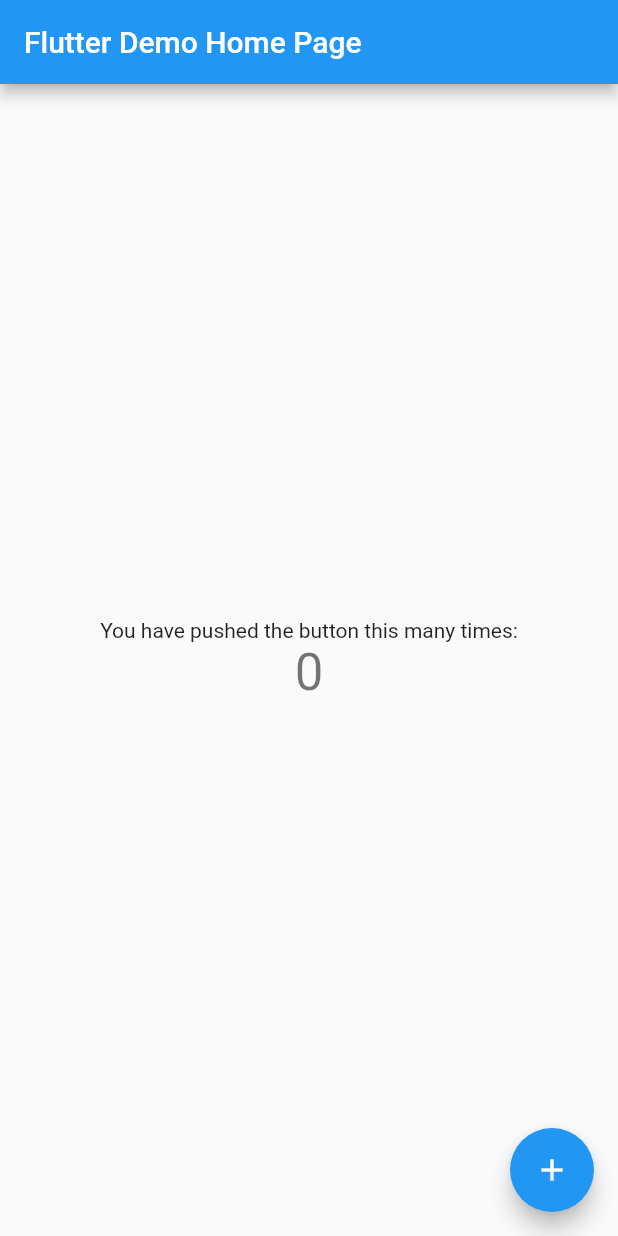
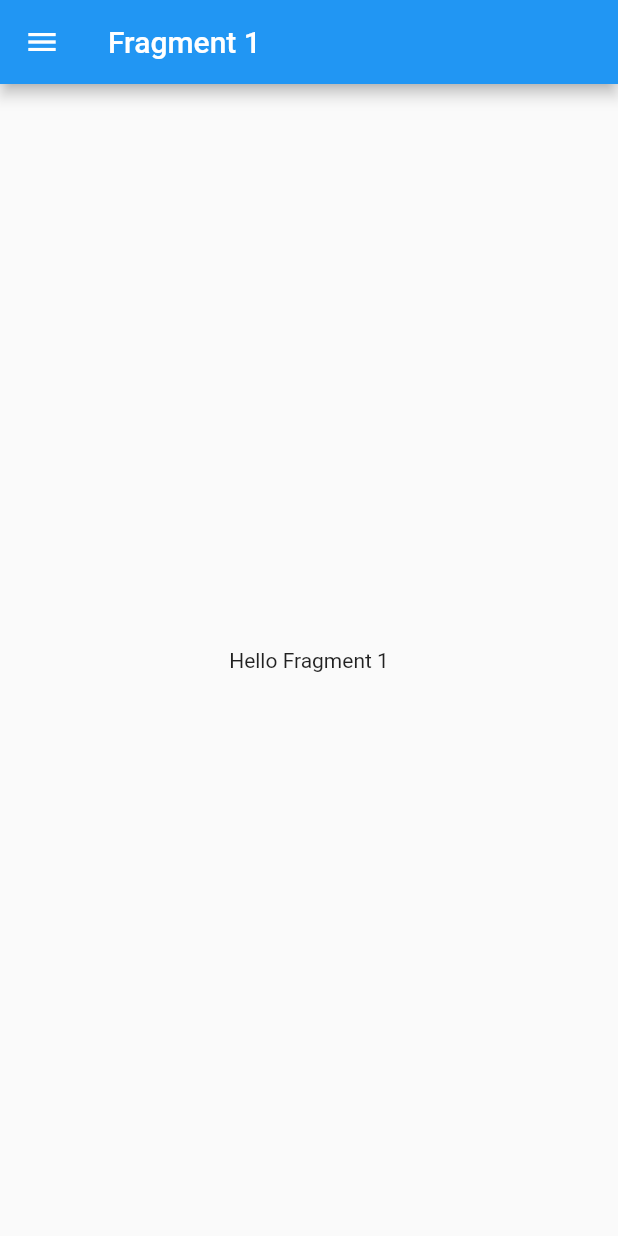
Before and after one commit to rfgmendoza/BudgetFly, a Flutter app: the screen it shows after launch, on a phone screen of 412 x 824 dp. Run offline on Flutter 3.47's test engine with Material 2 defaults, Android fonts, the phone set to English and light mode, and no system bars.

```diff
--- /dev/null
+++ b/budget_fly/lib/fragments/first_fragment.dart
@@ -0,0 +1,12 @@
+import 'package:flutter/material.dart';
+
+class FirstFragment extends StatelessWidget {
+  @override
+  Widget build(BuildContext context) {
+    // TODO: implement build
+    return new Center(
+      child: new Text("Hello Fragment 1"),
+    );
+  }
+
+}
--- a/budget_fly/lib/main.dart
+++ b/budget_fly/lib/main.dart
@@ -1,3 +1,5 @@
+
+import 'package:budget_fly/pages/home_page.dart';
 import 'package:flutter/material.dart';
 
 void main() => runApp(new MyApp());
@@ -7,103 +9,11 @@ class MyApp extends StatelessWidget {
   @override
   Widget build(BuildContext context) {
     return new MaterialApp(
-      title: 'Flutter Demo',
+      title: 'NavigationDrawer Demo',
       theme: new ThemeData(
-        // This is the theme of your application.
-        //
-        // Try running your application with "flutter run". You'll see the
-        // application has a blue toolbar. Then, without quitting the app, try
-        // changing the primarySwatch below to Colors.green and then invoke
-        // "hot reload" (press "r" in the console where you ran "flutter run",
-        // or press Run > Flutter Hot Reload in IntelliJ). Notice that the
-        // counter didn't reset back to zero; the application is not restarted.
         primarySwatch: Colors.blue,
       ),
-      home: new MyHomePage(title: 'Flutter Demo Home Page'),
+      home: new HomePage(),
     );
   }
 }
-
-class MyHomePage extends StatefulWidget {
-  MyHomePage({Key key, this.title}) : super(key: key);
-
-  // This widget is the home page of your application. It is stateful, meaning
-  // that it has a State object (defined below) that contains fields that affect
-  // how it looks.
-
-  // This class is the configuration for the state. It holds the values (in this
-  // case the title) provided by the parent (in this case the App widget) and
-  // used by the build method of the State. Fields in a Widget subclass are
-  // always marked "final".
-
-  final String title;
-
-  @override
-  _MyHomePageState createState() => new _MyHomePageState();
-}
-
-class _MyHomePageState extends State<MyHomePage> {
-  int _counter = 0;
-
-  void _incrementCounter() {
-    setState(() {
-      // This call to setState tells the Flutter framework that something has
-      // changed in this State, which causes it to rerun the build method below
-      // so that the display can reflect the updated values. If we changed
-      // _counter without calling setState(), then the build method would not be
-      // called again, and so nothing would appear to happen.
-      _counter++;
-    });
-  }
-
-  @override
-  Widget build(BuildContext context) {
-    // This method is rerun every time setState is called, for instance as done
-    // by the _incrementCounter method above.
-    //
-    // The Flutter framework has been optimized to make rerunning build methods
-    // fast, so that you can just rebuild anything that needs updating rather
-    // than having to individually change instances of widgets.
-    return new Scaffold(
-      appBar: new AppBar(
-        // Here we take the value from the MyHomePage object that was created by
-        // the App.build method, and use it to set our appbar title.
-        title: new Text(widget.title),
-      ),
-      body: new Center(
-        // Center is a layout widget. It takes a single child and positions it
-        // in the middle of the parent.
-        child: new Column(
-          // Column is also layout widget. It takes a list of children and
-          // arranges them vertically. By default, it sizes itself to fit its
-          // children horizontally, and tries to be as tall as its parent.
-          //
-          // Invoke "debug paint" (press "p" in the console where you ran
-          // "flutter run", or select "Toggle Debug Paint" from the Flutter tool
-          // window in IntelliJ) to see the wireframe for each widget.
-          //
-          // Column has various properties to control how it sizes itself and
-          // how it positions its children. Here we use mainAxisAlignment to
-          // center the children vertically; the main axis here is the vertical
-          // axis because Columns are vertical (the cross axis would be
-          // horizontal).
-          mainAxisAlignment: MainAxisAlignment.center,
-          children: <Widget>[
-            new Text(
-              'You have pushed the button this many times:',
-            ),
-            new Text(
-              '$_counter',
-              style: Theme.of(context).textTheme.display1,
-            ),
-          ],
-        ),
-      ),
-      floatingActionButton: new FloatingActionButton(
-        onPressed: _incrementCounter,
-        tooltip: 'Increment',
-        child: new Icon(Icons.add),
-      ), // This trailing comma makes auto-formatting nicer for build methods.
-    );
-  }
-}
--- /dev/null
+++ b/budget_fly/lib/pages/home_page.dart
@@ -0,0 +1,81 @@
+
+import 'package:budget_fly/fragments/first_fragment.dart';
+import 'package:budget_fly/fragments/add_budget_item.dart';
+import 'package:budget_fly/fragments/third_fragment.dart';
+import 'package:flutter/material.dart';
+
+class DrawerItem {
+  String title;
+  IconData icon;
+  DrawerItem(this.title, this.icon);
+}
+
+class HomePage extends StatefulWidget {
+  final drawerItems = [
+    new DrawerItem("Fragment 1", Icons.rss_feed),
+    new DrawerItem("Fragment 2", Icons.local_pizza),
+    new DrawerItem("Fragment 3", Icons.info)
+  ];
+
+  @override
+  State<StatefulWidget> createState() {
+    return new HomePageState();
+  }
+}
+
+class HomePageState extends State<HomePage> {
+  int _selectedDrawerIndex = 0;
+
+  _getDrawerItemWidget(int pos) {
+    switch (pos) {
+      case 0:
+        return new FirstFragment();
+      case 1:
+        return new AddBudgetItem();
+      case 2:
+        return new ThirdFragment();
+
+      default:
+        return new Text("Error");
+    }
+  }
+
+  _onSelectItem(int index) {
+    setState(() => _selectedDrawerIndex = index);
+    Navigator.of(context).pop(); // close the drawer
+  }
+
+  @override
+  Widget build(BuildContext context) {
+    var drawerOptions = <Widget>[];
+    for (var i = 0; i < widget.drawerItems.length; i++) {
+      var d = widget.drawerItems[i];
+      drawerOptions.add(
+        new ListTile(
+          leading: new Icon(d.icon),
+          title: new Text(d.title),
+          selected: i == _selectedDrawerIndex,
+          onTap: () => _onSelectItem(i),
+        )
+      );
+    }
+
+    return new Scaffold(
+      appBar: new AppBar(
+        // here we display the title corresponding to the fragment
+        // you can instead choose to have a static title
+        title: new Text(widget.drawerItems[_selectedDrawerIndex].title),
+      ),
+      drawer: new Drawer(
+        child: new Column(
+          children: <Widget>[
+            new UserAccountsDrawerHeader(
+                accountName: new Text("John Doe"), accountEmail: null),
+            new Column(children: drawerOptions)
+          ],
+        ),
+      ),
+      body: _getDrawerItemWidget(_selectedDrawerIndex),
+    );
+  }
+}
```
Also changed, not shown: budget_fly/lib/fragments/add_budget_item.dart (added, +79 -0 lines), budget_fly/lib/fragments/third_fragment.dart (added, +12 -0 lines).
